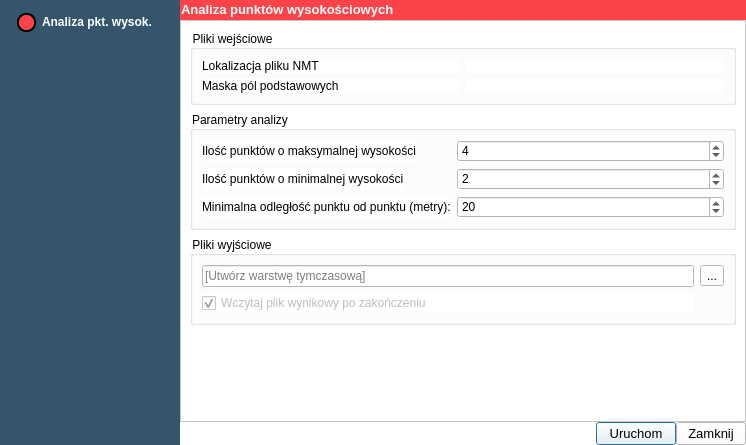
Old version of the form point_analysis/UI/GeneratePoints_UI.ui in the repository eryk918/nmt_analysis_plugin.
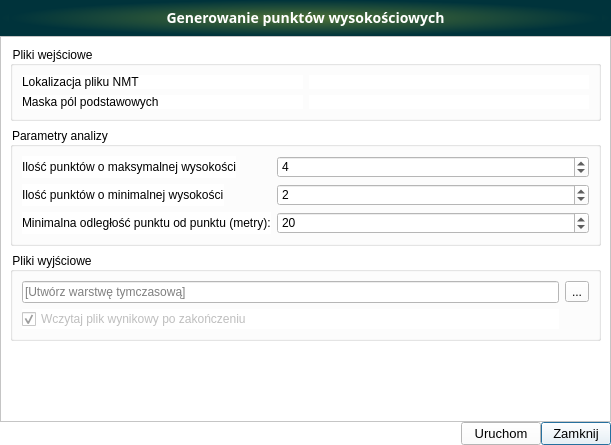
New version of the form. Icons and pictures are not drawn. Custom widgets are drawn as their Qt base class.

Commit message: #002 - BASE FIXES - POINT ANALYSIS WORKS!

What changed in the file:
```diff
--- a/point_analysis/UI/GeneratePoints_UI.ui
+++ b/point_analysis/UI/GeneratePoints_UI.ui
@@ -9,7 +9,7 @@
    <rect>
     <x>0</x>
     <y>0</y>
-    <width>746</width>
+    <width>611</width>
     <height>445</height>
    </rect>
   </property>
@@ -68,285 +68,20 @@
    <property name="spacing">
     <number>0</number>
    </property>
-   <item row="0" column="0" rowspan="3">
-    <widget class="QWidget" name="widget" native="true">
-     <property name="minimumSize">
-      <size>
-       <width>180</width>
-       <height>0</height>
-      </size>
-     </property>
-     <property name="font">
-      <font>
-       <family>Segoe UI</family>
-       <pointsize>10</pointsize>
-       <weight>50</weight>
-       <italic>false</italic>
-       <bold>false</bold>
-      </font>
-     </property>
-     <property name="styleSheet">
-      <string notr="true">background-color: rgb(53, 85, 109);
-</string>
-     </property>
-     <layout class="QGridLayout" name="gridLayout_3">
-      <property name="leftMargin">
-       <number>12</number>
-      </property>
-      <property name="topMargin">
-       <number>12</number>
-      </property>
-      <property name="rightMargin">
-       <number>12</number>
-      </property>
-      <item row="1" column="0">
-       <spacer name="verticalSpacer_2">
-        <property name="orientation">
-         <enum>Qt::Vertical</enum>
-        </property>
-        <property name="sizeHint" stdset="0">
-         <size>
-          <width>20</width>
-          <height>40</height>
-         </size>
-        </property>
-       </spacer>
-      </item>
-      <item row="0" column="0">
-       <widget class="QRadioButton" name="radioButton_10">
-        <property name="enabled">
-         <bool>false</bool>
-        </property>
-        <property name="minimumSize">
-         <size>
-          <width>0</width>
-          <height>20</height>
-         </size>
-        </property>
-        <property name="palette">
-         <palette>
-          <active>
-           <colorrole role="WindowText">
-            <brush brushstyle="SolidPattern">
-             <color alpha="255">
-              <red>255</red>
-              <green>255</green>
-              <blue>255</blue>
-             </color>
-            </brush>
-           </colorrole>
-           <colorrole role="Button">
-            <brush brushstyle="SolidPattern">
-             <color alpha="255">
-              <red>53</red>
-              <green>85</green>
-              <blue>109</blue>
-             </color>
-            </brush>
-           </colorrole>
-           <colorrole role="Text">
-            <brush brushstyle="SolidPattern">
-             <color alpha="255">
-              <red>255</red>
-              <green>255</green>
-              <blue>255</blue>
-             </color>
-            </brush>
-           </colorrole>
-           <colorrole role="ButtonText">
-            <brush brushstyle="SolidPattern">
-             <color alpha="255">
-              <red>255</red>
-              <green>255</green>
-              <blue>255</blue>
-             </color>
-            </brush>
-           </colorrole>
-           <colorrole role="Base">
-            <brush brushstyle="SolidPattern">
-             <color alpha="255">
-              <red>53</red>
-              <green>85</green>
-              <blue>109</blue>
-             </color>
-            </brush>
-           </colorrole>
-           <colorrole role="Window">
-            <brush brushstyle="SolidPattern">
-             <color alpha="255">
-              <red>53</red>
-              <green>85</green>
-              <blue>109</blue>
-             </color>
-            </brush>
-           </colorrole>
-          </active>
-          <inactive>
-           <colorrole role="WindowText">
-            <brush brushstyle="SolidPattern">
-             <color alpha="255">
-              <red>255</red>
-              <green>255</green>
-              <blue>255</blue>
-             </color>
-            </brush>
-           </colorrole>
-           <colorrole role="Button">
-            <brush brushstyle="SolidPattern">
-             <color alpha="255">
-              <red>53</red>
-              <green>85</green>
-              <blue>109</blue>
-             </color>
-            </brush>
-           </colorrole>
-           <colorrole role="Text">
-            <brush brushstyle="SolidPattern">
-             <color alpha="255">
-              <red>255</red>
-              <green>255</green>
-              <blue>255</blue>
-             </color>
-            </brush>
-           </colorrole>
-           <colorrole role="ButtonText">
-            <brush brushstyle="SolidPattern">
-             <color alpha="255">
-              <red>255</red>
-              <green>255</green>
-              <blue>255</blue>
-             </color>
-            </brush>
-           </colorrole>
-           <colorrole role="Base">
-            <brush brushstyle="SolidPattern">
-             <color alpha="255">
-              <red>53</red>
-              <green>85</green>
-              <blue>109</blue>
-             </color>
-            </brush>
-           </colorrole>
-           <colorrole role="Window">
-            <brush brushstyle="SolidPattern">
-             <color alpha="255">
-              <red>53</red>
-              <green>85</green>
-              <blue>109</blue>
-             </color>
-            </brush>
-           </colorrole>
-          </inactive>
-          <disabled>
-           <colorrole role="WindowText">
-            <brush brushstyle="SolidPattern">
-             <color alpha="255">
-              <red>255</red>
-              <green>255</green>
-              <blue>255</blue>
-             </color>
-            </brush>
-           </colorrole>
-           <colorrole role="Button">
-            <brush brushstyle="SolidPattern">
-             <color alpha="255">
-              <red>53</red>
-              <green>85</green>
-              <blue>109</blue>
-             </color>
-            </brush>
-           </colorrole>
-           <colorrole role="Text">
-            <brush brushstyle="SolidPattern">
-             <color alpha="255">
-              <red>255</red>
-              <green>255</green>
-              <blue>255</blue>
-             </color>
-            </brush>
-           </colorrole>
-           <colorrole role="ButtonText">
-            <brush brushstyle="SolidPattern">
-             <color alpha="255">
-              <red>255</red>
-              <green>255</green>
-              <blue>255</blue>
-             </color>
-            </brush>
-           </colorrole>
-           <colorrole role="Base">
-            <brush brushstyle="SolidPattern">
-             <color alpha="255">
-              <red>53</red>
-              <green>85</green>
-              <blue>109</blue>
-             </color>
-            </brush>
-           </colorrole>
-           <colorrole role="Window">
-            <brush brushstyle="SolidPattern">
-             <color alpha="255">
-              <red>53</red>
-              <green>85</green>
-              <blue>109</blue>
-             </color>
-            </brush>
-           </colorrole>
-          </disabled>
-         </palette>
-        </property>
-        <property name="styleSheet">
-         <string notr="true">QRadioButton::indicator::checked  {
-	border: 2px solid black;
-	border-radius: 9px;
-	background-color: rgb(252, 67, 73);
-	width: 15px;
-	height: 15px;
-	margin-left: 5px;
-}
-
-QRadioButton::indicator::unchecked  {
-	border: 2px solid black;
-	border-radius: 9px;
-	background-color: rgb(255, 255, 255);
-	width: 15px;
-	height: 15px;
-	margin-left: 5px;
-}
-
-QRadioButton {
-	color : white;
-	font-weight: bold; 
-}</string>
-        </property>
-        <property name="text">
-         <string>Analiza pkt. wysok.</string>
-        </property>
-        <property name="checkable">
-         <bool>true</bool>
-        </property>
-        <property name="checked">
-         <bool>true</bool>
-        </property>
-       </widget>
-      </item>
-     </layout>
-    </widget>
-   </item>
    <item row="2" column="4">
-    <widget class="QPushButton" name="pushButton_zapisz">
+    <widget class="QPushButton" name="pushButton_anuluj">
      <property name="minimumSize">
       <size>
-       <width>80</width>
+       <width>70</width>
        <height>0</height>
       </size>
      </property>
      <property name="text">
-      <string>Uruchom</string>
+      <string>Zamknij</string>
      </property>
     </widget>
    </item>
-   <item row="2" column="2">
+   <item row="2" column="1">
     <spacer name="horizontalSpacer">
      <property name="orientation">
       <enum>Qt::Horizontal</enum>
@@ -359,20 +94,90 @@
      </property>
     </spacer>
    </item>
-   <item row="2" column="5">
-    <widget class="QPushButton" name="pushButton_anuluj">
+   <item row="2" column="3">
+    <widget class="QPushButton" name="pushButton_zapisz">
      <property name="minimumSize">
       <size>
-       <width>70</width>
+       <width>80</width>
        <height>0</height>
       </size>
      </property>
      <property name="text">
-      <string>Zamknij</string>
+      <string>Uruchom</string>
      </property>
     </widget>
    </item>
-   <item row="1" column="1" colspan="5">
+   <item row="0" column="0" colspan="5">
+    <widget class="QFrame" name="frame_3">
+     <property name="minimumSize">
+      <size>
+       <width>200</width>
+       <height>36</height>
+      </size>
+     </property>
+     <property name="maximumSize">
+      <size>
+       <width>16777215</width>
+       <height>36</height>
+      </size>
+     </property>
+     <property name="accessibleName">
+      <string notr="true"/>
+     </property>
+     <property name="styleSheet">
+      <string notr="true">background-color:qradialgradient(spread:pad, cx:0.5, cy:0.5, radius:0.5, fx:0.5, fy:0.5, stop:0 rgba(78, 113, 55, 255), stop:1 rgba(0, 51, 59, 255))</string>
+     </property>
+     <property name="frameShape">
+      <enum>QFrame::NoFrame</enum>
+     </property>
+     <property name="frameShadow">
+      <enum>QFrame::Plain</enum>
+     </property>
+     <property name="lineWidth">
+      <number>0</number>
+     </property>
+     <layout class="QVBoxLayout" name="verticalLayout">
+      <property name="spacing">
+       <number>0</number>
+      </property>
+      <property name="topMargin">
+       <number>0</number>
+      </property>
+      <item>
+       <widget class="QLabel" name="title_label_3">
+        <property name="minimumSize">
+         <size>
+          <width>0</width>
+          <height>36</height>
+         </size>
+        </property>
+        <property name="font">
+         <font>
+          <family>Samsung Sans</family>
+          <pointsize>-1</pointsize>
+          <weight>75</weight>
+          <italic>false</italic>
+          <bold>true</bold>
+         </font>
+        </property>
+        <property name="styleSheet">
+         <string notr="true">color : white;	font-weight: bold;font-family: &quot;Samsung Sans&quot;;font-size: 14px;</string>
+        </property>
+        <property name="lineWidth">
+         <number>0</number>
+        </property>
+        <property name="text">
+         <string>Generowanie punktów wysokościowych</string>
+        </property>
+        <property name="alignment">
+         <set>Qt::AlignCenter</set>
+        </property>
+       </widget>
+      </item>
+     </layout>
+    </widget>
+   </item>
+   <item row="1" column="0" colspan="5">
     <widget class="QFrame" name="frame_2">
      <property name="frameShape">
       <enum>QFrame::StyledPanel</enum>
@@ -552,56 +357,6 @@
      </layout>
     </widget>
    </item>
-   <item row="0" column="1" colspan="5">
-    <widget class="QFrame" name="frame_3">
-     <property name="minimumSize">
-      <size>
-       <width>200</width>
-       <height>20</height>
-      </size>
-     </property>
-     <property name="maximumSize">
-      <size>
-       <width>16777215</width>
-       <height>20</height>
-      </size>
-     </property>
-     <property name="styleSheet">
-      <string notr="true">background-color: rgb(252, 67, 73);</string>
-     </property>
-     <property name="frameShape">
-      <enum>QFrame::NoFrame</enum>
-     </property>
-     <property name="frameShadow">
-      <enum>QFrame::Plain</enum>
-     </property>
-     <widget class="QLabel" name="title_label_3">
-      <property name="geometry">
-       <rect>
-        <x>1</x>
-        <y>1</y>
-        <width>261</width>
-        <height>16</height>
-       </rect>
-      </property>
-      <property name="font">
-       <font>
-        <family>Segoe UI</family>
-        <pointsize>10</pointsize>
-        <weight>75</weight>
-        <italic>false</italic>
-        <bold>true</bold>
-       </font>
-      </property>
-      <property name="styleSheet">
-       <string notr="true">color : white;	font-weight: bold;</string>
-      </property>
-      <property name="text">
-       <string>Analiza punktów wysokościowych</string>
-      </property>
-     </widget>
-    </widget>
-   </item>
   </layout>
  </widget>
  <customwidgets>
```
Left out of the diff: 119 changed lines with no effect on the pictures. The commit also changes 4 other files.
